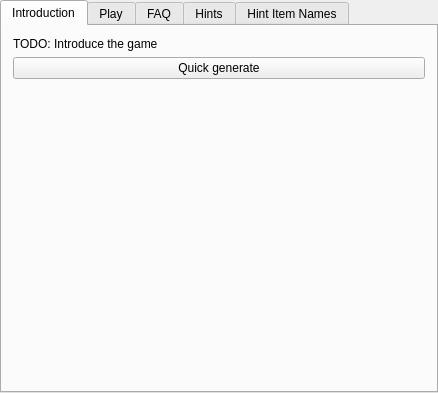
randovania/randovania, file randovania/gui/ui_files/games_tab_prime_widget.ui: the form before one commit.
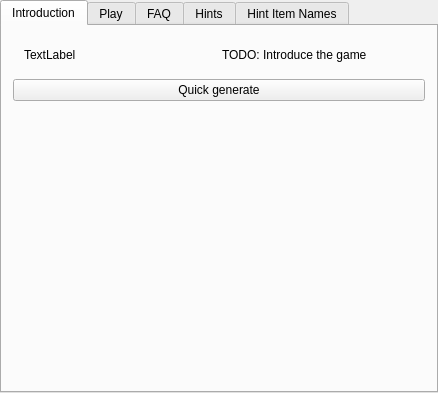
The form after the commit. Custom widgets are drawn as their Qt base class.

Commit message: display cover art in intro tab

Patch:
```diff
--- a/randovania/gui/ui_files/games_tab_prime_widget.ui
+++ b/randovania/gui/ui_files/games_tab_prime_widget.ui
@@ -19,10 +19,32 @@
    </attribute>
    <layout class="QVBoxLayout" name="intro_layout">
     <item>
-     <widget class="QLabel" name="intro_label">
-      <property name="text">
-       <string>&lt;html&gt;&lt;head/&gt;&lt;body&gt;&lt;p&gt;TODO: Introduce the game&lt;/p&gt;&lt;/body&gt;&lt;/html&gt;</string>
+     <widget class="QWidget" name="horizontalWidget" native="true">
+      <property name="minimumSize">
+       <size>
+        <width>0</width>
+        <height>0</height>
+       </size>
       </property>
+      <layout class="QHBoxLayout" name="horizontalLayout">
+       <item>
+        <widget class="QLabel" name="game_cover_label">
+         <property name="text">
+          <string>TextLabel</string>
+         </property>
+        </widget>
+       </item>
+       <item>
+        <widget class="QLabel" name="intro_label">
+         <property name="text">
+          <string>&lt;html&gt;&lt;head/&gt;&lt;body&gt;&lt;p&gt;TODO: Introduce the game&lt;/p&gt;&lt;/body&gt;&lt;/html&gt;</string>
+         </property>
+         <property name="wordWrap">
+          <bool>true</bool>
+         </property>
+        </widget>
+       </item>
+      </layout>
      </widget>
     </item>
     <item>
```
Left out of the diff: 6 changed lines with no effect on the pictures. The commit also changes 7 other files.
